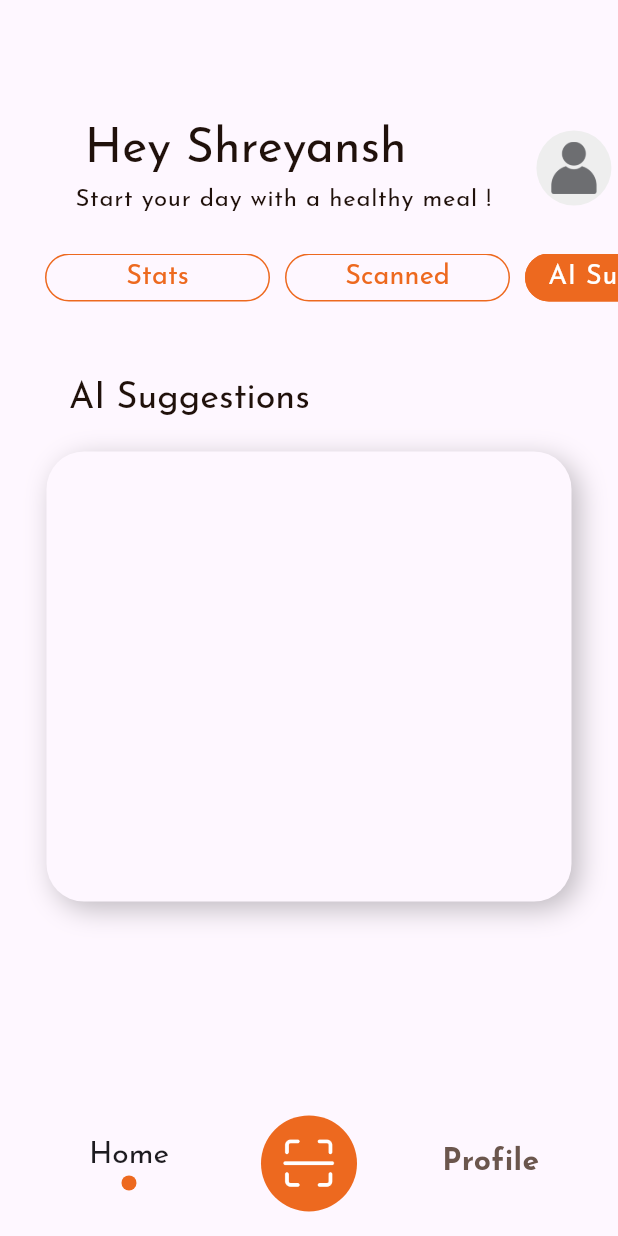
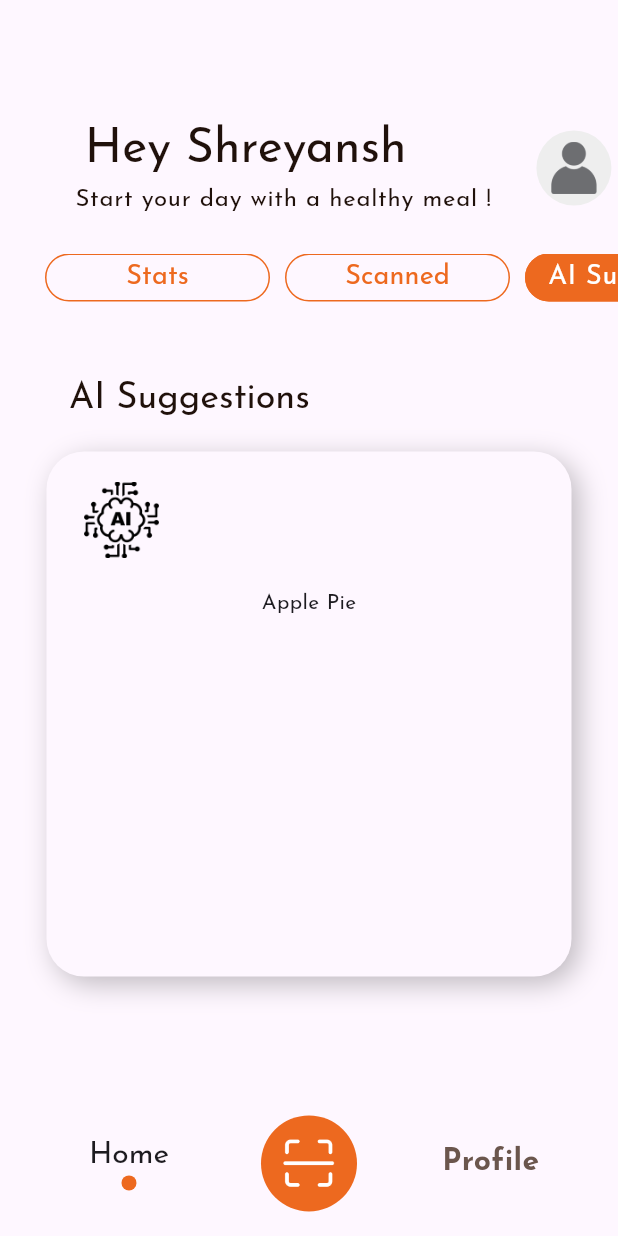
Before and after one commit to Shreyansh-Gangwar/app_web_v1, a Flutter app: the screen it shows after launch, after a tap on "Scanned", after a tap on "AI Suggestion", on a phone screen of 412 x 824 dp. Run offline on Flutter 3.47's test engine with Material 3 defaults, Android fonts, the phone set to English and light mode, and no system bars; our stand-ins replace firebase_core, google_fonts; accounts and stored records are empty.

Commit message:
[UI] Update home page layout and add AI image asset

```diff
--- a/lib/pages/home_page.dart
+++ b/lib/pages/home_page.dart
@@ -121,23 +121,23 @@ class _HomePageState extends State<HomePage> {
                   },
                 ),
                 SizedBox(width: 10),
-                Button(
-                  text: Text(
-                    'Monthly Goal',
-                    style:
-                        monthlyGoalPage
-                            ? Theme.of(context).textTheme.labelMedium
-                            : Theme.of(context).textTheme.labelLarge,
-                  ),
-                  color: monthlyGoalPage ? AppColor.brand500 : AppColor.bgcolor,
-                  height: 32,
-                  onTap: () {
-                    setState(() {
-                      page = 4;
-                    });
-                  },
-                ),
-                SizedBox(width: 30),
+                // Button(
+                //   text: Text(
+                //     'Monthly Goal',
+                //     style:
+                //         monthlyGoalPage
+                //             ? Theme.of(context).textTheme.labelMedium
+                //             : Theme.of(context).textTheme.labelLarge,
+                //   ),
+                //   color: monthlyGoalPage ? AppColor.brand500 : AppColor.bgcolor,
+                //   height: 32,
+                //   onTap: () {
+                //     setState(() {
+                //       page = 4;
+                //     });
+                //   },
+                // ),
+                // SizedBox(width: 30),
               ],
             ),
           ),
@@ -471,8 +471,7 @@ class _HomePageState extends State<HomePage> {
               )
               :
               // ======================= UI FOR AI SUGGESTION PAGE ========================//
-              aiSuggestionPage
-              ? SizedBox(
+              SizedBox(
                 height: MediaQuery.of(context).size.height * .65,
                 child: Column(
                   children: [
@@ -489,13 +488,38 @@ class _HomePageState extends State<HomePage> {
                       ),
                     ),
                     SizedBox(height: 20),
-                    AppContainer(height: 300, width: 350, child: SizedBox()),
+                    AppContainer(
+                      height: 350,
+                      width: 350,
+                      child: Column(
+                        children: [
+                          SizedBox(height: 20),
+                          Row(
+                            children: [
+                              Padding(
+                                padding: const EdgeInsets.only(left: 25.0),
+                                child: Image.asset(
+                                  'assets/images/AI.png',
+                                  width: 50,
+                                ),
+                              ),
+                            ],
+                          ),
+                          SizedBox(height: 20),
+                          Text(
+                            'Apple Pie', //FOOD NAME
+                          ),
+                        ],
+                      ),
+                    ),
                   ],
                 ),
-              )
-              :
-              // ======================= UI FOR MONTHLY GOAL PAGE ========================//
-              Column(),
+              ),
+          // ======================= UI FOR MONTHLY GOAL PAGE ========================//
+          // SizedBox(
+          //   height: MediaQuery.sizeOf(context).height * .65,
+          //   child: Column(),
+          // ),
           NavBar(page: 1),
         ],
       ),
--- a/pubspec.yaml
+++ b/pubspec.yaml
@@ -63,6 +63,7 @@ flutter:
   assets:
     - assets/images/user.png
     - assets/images/scanner.png
+    - assets/images/AI.png
 
   # An image asset can refer to one or more resolution-specific "variants", see
   # https://flutter.dev/to/resolution-aware-images
```
Also changed, not shown: assets/images/AI.png (added).
